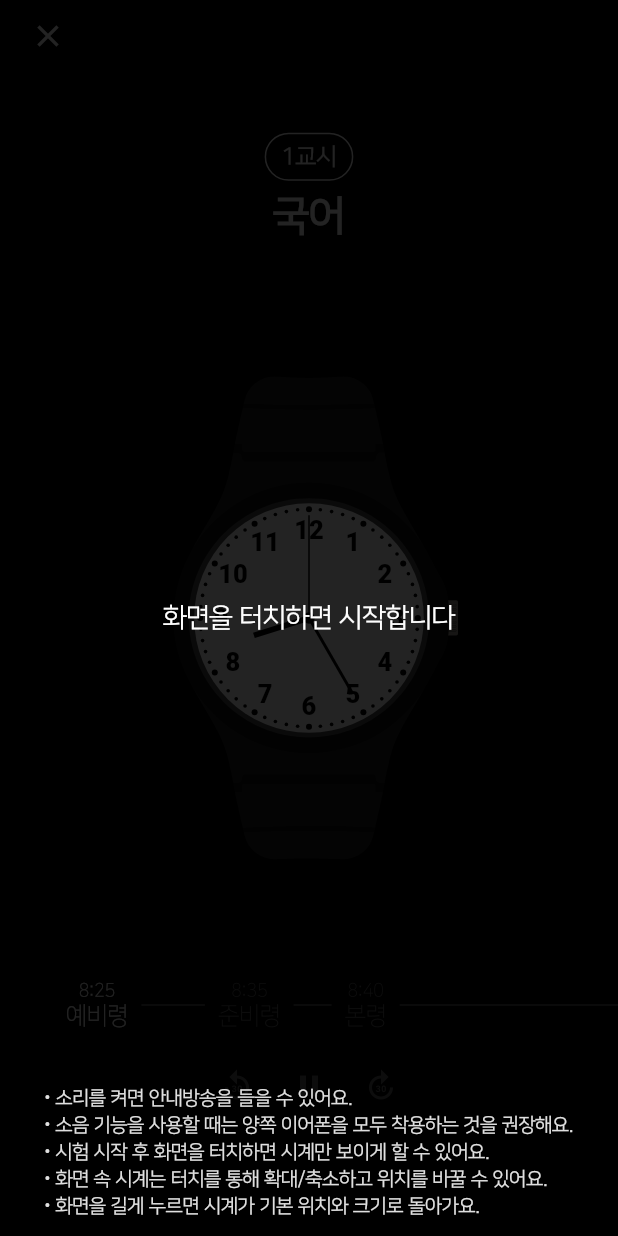
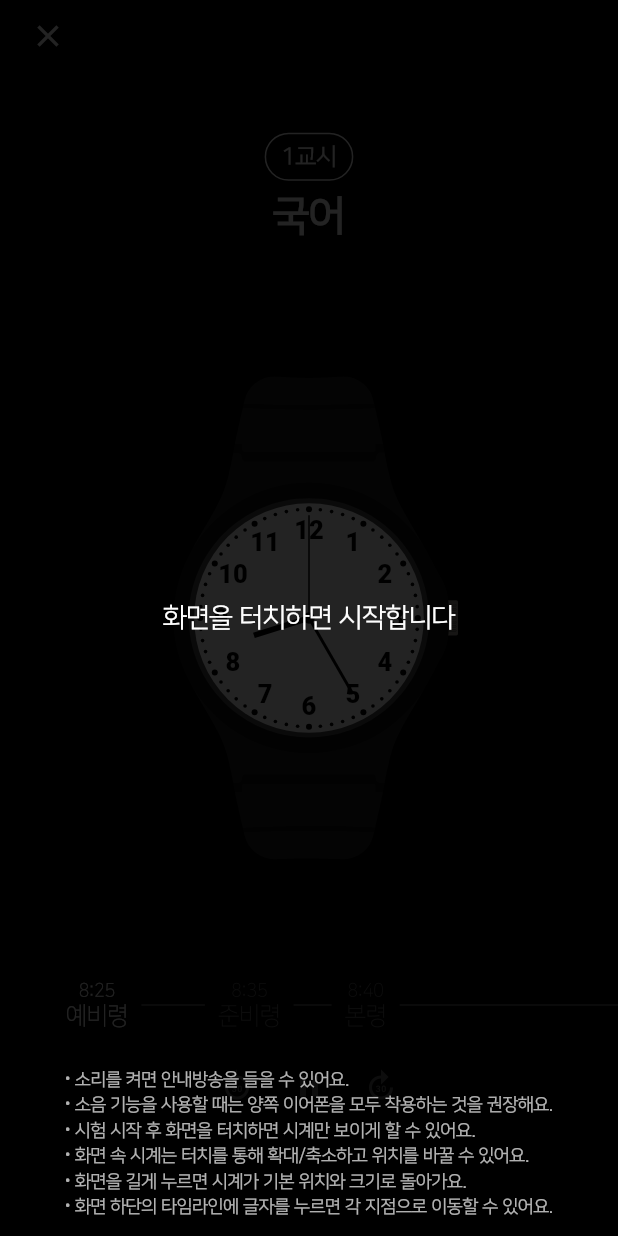
Before and after one commit to silgam/silgam-flutter, a Flutter app: the screen it shows after launch, after a tap on "시험 시작", on a phone screen of 412 x 824 dp. Run offline on Flutter 3.47's test engine with Material 2 defaults, Android fonts, the phone set to English and light mode, and no system bars; our stand-ins replace bloc, cached_network_image, carousel_slider, cloud_firestore, connectivity_plus, dio and 34 more; missing offline and left inert: audio_session, flutter_facebook_auth, in_app_purchase_storekit, kakao_flutter_sdk, mixpanel_flutter, rich_text_controller; accounts and stored records are empty; generated files the repository leaves out were written again; network calls fail.

Commit message:
feat: 시험 전 안내 문구 추가

```diff
--- a/lib/presentation/clock_page/clock_page.dart
+++ b/lib/presentation/clock_page/clock_page.dart
@@ -435,12 +435,13 @@ class _ClockPageState extends State<ClockPage> {
                             : '시험 시작 후 화면을 터치하면 시계만 보이게 할 수 있어요.',
                         '화면 속 시계는 터치를 통해 확대/축소하고 위치를 바꿀 수 있어요.',
                         '화면을 길게 누르면 시계가 기본 위치와 크기로 돌아가요.',
+                        '화면 하단의 타임라인에 글자를 누르면 각 지점으로 이동할 수 있어요.'
                       ].map(
                         (text) => BulletText(
                           text: text,
-                          style: TextStyle(
-                            color: Colors.grey.shade300,
-                            fontSize: 13,
+                          style: const TextStyle(
+                            color: Colors.white70,
+                            fontSize: 12,
                             height: 1.4,
                           ),
                         ),
```
